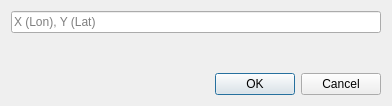
nyanyaon/GeoKKP-GIS, file ui/goto.ui: the form before one commit.
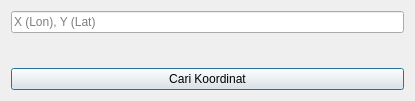
The form after the commit. Custom widgets are drawn as their Qt base class.

```diff
--- a/ui/goto.ui
+++ b/ui/goto.ui
@@ -6,16 +6,20 @@
    <rect>
     <x>0</x>
     <y>0</y>
-    <width>392</width>
-    <height>106</height>
+    <width>415</width>
+    <height>101</height>
    </rect>
   </property>
   <property name="windowTitle">
    <string>Zoom ke Lokasi XY</string>
   </property>
   <layout class="QGridLayout" name="gridLayout">
-   <item row="1" column="0">
-    <widget class="QgsProjectionSelectionWidget" name="selectProj"/>
+   <item row="3" column="0">
+    <widget class="QPushButton" name="cariLokasi">
+     <property name="text">
+      <string>Cari Koordinat</string>
+     </property>
+    </widget>
    </item>
    <item row="0" column="0">
     <widget class="QgsFilterLineEdit" name="mLineEditXY">
@@ -27,15 +31,8 @@
      </property>
     </widget>
    </item>
-   <item row="3" column="0">
-    <widget class="QDialogButtonBox" name="buttonBox">
-     <property name="orientation">
-      <enum>Qt::Horizontal</enum>
-     </property>
-     <property name="standardButtons">
-      <set>QDialogButtonBox::Cancel|QDialogButtonBox::Ok</set>
-     </property>
-    </widget>
+   <item row="1" column="0">
+    <widget class="QgsProjectionSelectionWidget" name="selectProj"/>
    </item>
    <item row="2" column="0">
     <spacer name="verticalSpacer">
```
Left out of the diff: 35 changed lines with no effect on the pictures.
